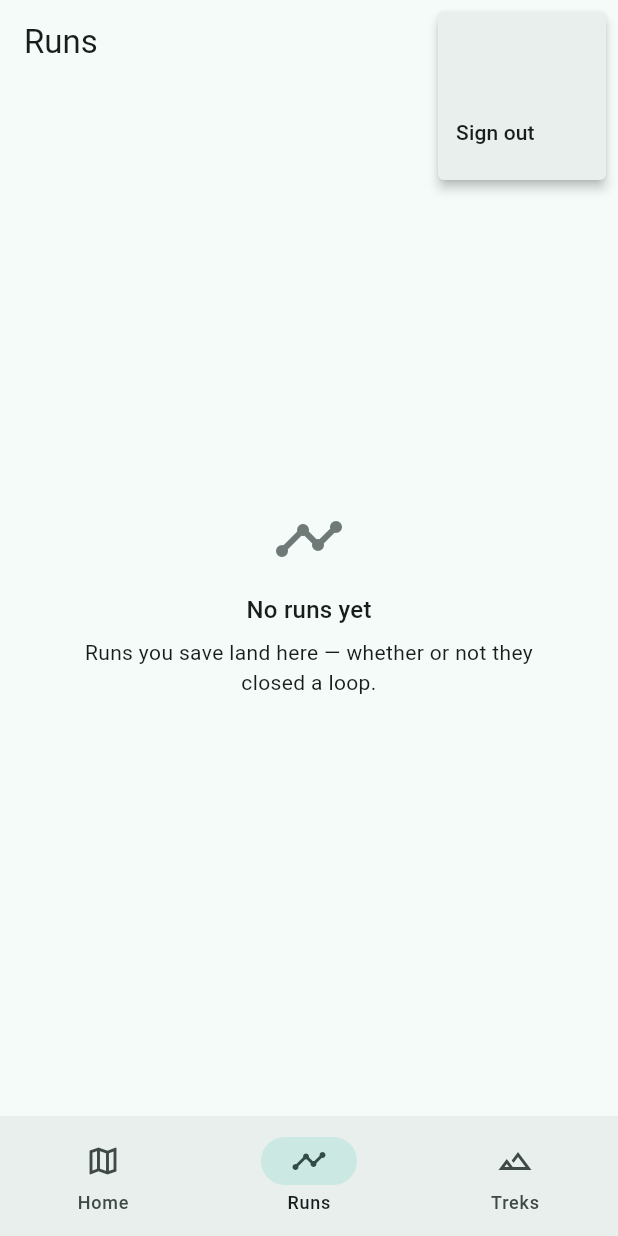
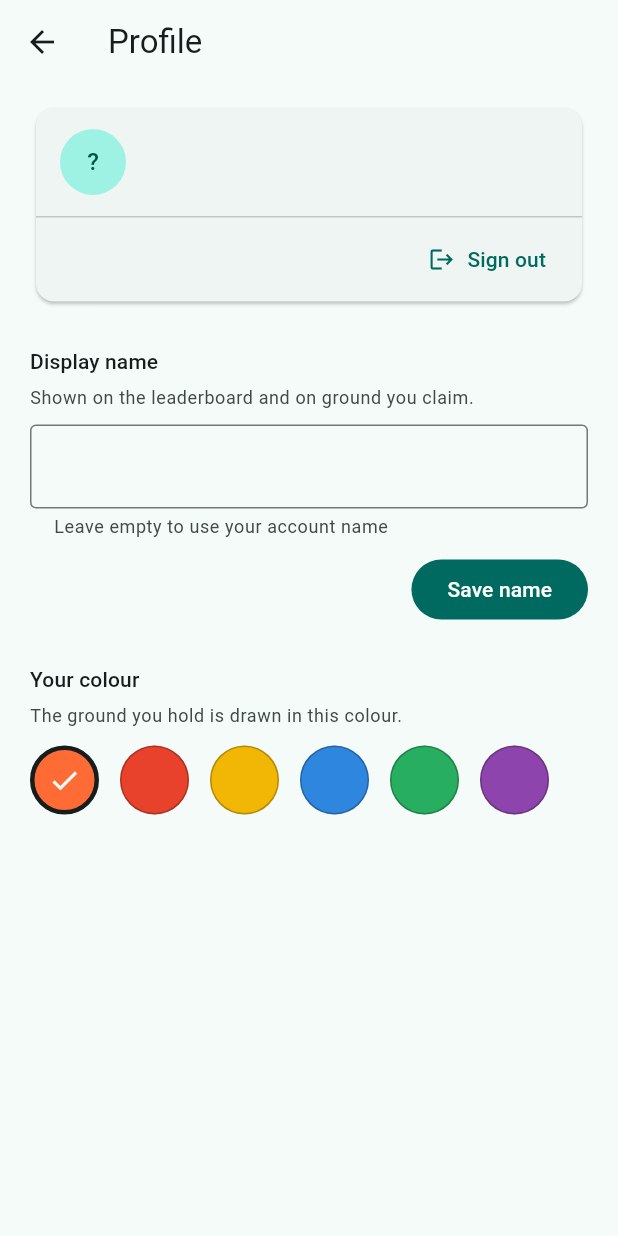
Before and after one commit to Sahil-Lakhani/MobSys-TrailTrek, a Flutter app: the RunsScreen screen opened by its route, after a tap on an icon or button, on a phone screen of 412 x 824 dp. Run offline on Flutter 3.47's test engine with Material 3 defaults, Android fonts, the phone set to English and light mode, and no system bars; our stand-ins replace clock, cloud_firestore, dio, drift, drift_flutter, firebase_auth and 11 more; missing offline and left inert: clipper2; accounts and stored records are empty; generated files the repository leaves out were written again.

Commit message:
feat(ui): add a profile screen and put sign out where people look
Sign out previously lived in a popup menu behind the avatar on the Runs
tab, which is not where anyone goes looking for it. The avatar now
opens a profile screen instead, and sign out is a labelled control on
the account card.

The screen also surfaces two settings that were fully implemented and
persisted but had no interface at all: the display name and the colour
your claimed ground is drawn in.

Reached from the account control rather than a fourth tab. The map is
the centre of this app, and pushing it further along the bar to make
room for settings would be the wrong trade.

Name precedence changed to make the field meaningful: a name you chose
yourself now wins over the Google profile name, which previously always
won. Without that, typing a name while signed in would have done
nothing visible. Clearing the field hands the display back to the
account name, and the helper text says so.

Nothing about accounts is offered on a build where Firebase never
started, matching the rule the rest of the app follows: a control that
cannot work is worse than no control.

The units preference is still unwired and deliberately not shown — a
toggle that changes nothing would be worse than its absence.

```diff
--- a/lib/data/player_identity.dart
+++ b/lib/data/player_identity.dart
@@ -64,8 +64,17 @@ class PlayerIdentity {
 
   bool get isSignedIn => _uid != null;
 
-  /// The Google profile name when there is one; a Google account is not obliged to have it.
-  String get name => _displayName ?? _name;
+  /// A name you chose yourself wins, then the Google profile name, then the fallback.
+  ///
+  /// This order matters: with Google first, the name field on the profile screen would appear
+  /// to do nothing while signed in. A Google account is also not obliged to carry a name at
+  /// all, which is why the fallback stays.
+  String get name => _hasChosenName ? _name : (_displayName ?? _name);
+
+  bool get _hasChosenName => _name.isNotEmpty && _name != defaultName;
+
+  /// True when the displayed name comes from Google rather than from a choice made here.
+  bool get usesAccountName => !_hasChosenName && _displayName != null;
 
   String? get photoUrl => _photoUrl;
 
@@ -87,6 +96,7 @@ class PlayerIdentity {
   }
   bool get unitsMetric => _prefs.getBool(_keyMetric) ?? true;
 
+  /// Clearing it hands the display back to the Google name, or the fallback when signed out.
   Future<void> setName(String value) async {
     final trimmed = value.trim();
     _name = trimmed.isEmpty ? defaultName : trimmed;
--- a/lib/ui/app.dart
+++ b/lib/ui/app.dart
@@ -1,6 +1,7 @@
 import 'package:flutter/material.dart';
 import 'package:go_router/go_router.dart';
 
+import 'auth/profile_screen.dart';
 import 'auth/sign_in_screen.dart';
 import 'home/home_screen.dart';
 import 'runs/runs_screen.dart';
@@ -47,6 +48,12 @@ final GoRouter appRouter = GoRouter(
       path: '/signin',
       builder: (context, state) => const SignInScreen(),
     ),
+    // Likewise the profile. The map is the centre of this app, and pushing it along the tab
+    // bar to make room for settings would be the wrong trade.
+    GoRoute(
+      path: '/profile',
+      builder: (context, state) => const ProfileScreen(),
+    ),
   ],
 );
 
--- a/lib/ui/auth/account_action.dart
+++ b/lib/ui/auth/account_action.dart
@@ -4,11 +4,11 @@ import 'package:go_router/go_router.dart';
 
 import '../../data/providers.dart';
 
-/// The account control for an app bar: sign in, or show who is signed in.
+/// The account control for an app bar: the way through to your profile.
 ///
 /// Renders nothing at all when Firebase did not start. ClaimTrek plays perfectly well with no
-/// account — offering a sign-in button that cannot work would be worse than staying quiet,
-/// which is the same rule the run counter follows for a sensor the device lacks.
+/// account — offering a control that cannot work would be worse than staying quiet, which is
+/// the same rule the run counter follows for a sensor the device lacks.
 class AccountAction extends ConsumerWidget {
   const AccountAction({super.key});
 
@@ -23,19 +23,24 @@ class AccountAction extends ConsumerWidget {
       loading: () => const SizedBox.shrink(),
       error: (_, _) => const SizedBox.shrink(),
       data: (user) {
+        // One destination either way. Sign-out used to live in a popup here, which is not
+        // where anyone looks for it; the profile screen is.
+        void open() => context.push('/profile');
+
         if (user == null) {
           return IconButton(
-            tooltip: 'Sign in',
+            tooltip: 'Profile',
             icon: const Icon(Icons.account_circle_outlined),
-            onPressed: () => context.push('/signin'),
+            onPressed: open,
           );
         }
 
         final label = (user.displayName ?? user.email ?? '?').trim();
         final initial = label.isEmpty ? '?' : label[0].toUpperCase();
 
-        return PopupMenuButton<String>(
+        return IconButton(
           tooltip: label,
+          onPressed: open,
           icon: CircleAvatar(
             radius: 14,
             foregroundImage: user.photoURL == null
@@ -43,21 +48,6 @@ class AccountAction extends ConsumerWidget {
                 : NetworkImage(user.photoURL!),
             child: Text(initial, style: const TextStyle(fontSize: 13)),
           ),
-          onSelected: (value) async {
-            if (value == 'signout') {
-              await ref.read(authServiceProvider).signOut();
-            }
-          },
-          itemBuilder: (context) => [
-            PopupMenuItem<String>(
-              enabled: false,
-              child: Text(label, style: Theme.of(context).textTheme.bodySmall),
-            ),
-            const PopupMenuItem<String>(
-              value: 'signout',
-              child: Text('Sign out'),
-            ),
-          ],
         );
       },
     );
--- /dev/null
+++ b/lib/ui/auth/profile_screen.dart
@@ -0,0 +1,295 @@
+import 'package:flutter/material.dart';
+import 'package:flutter_riverpod/flutter_riverpod.dart';
+import 'package:go_router/go_router.dart';
+
+import '../../data/player_identity.dart';
+import '../../data/providers.dart';
+import '../tracking/tracking_map.dart' show parseHex;
+
+/// The colours a player can fly.
+///
+/// A fixed set rather than a full picker: these are drawn over a map, so they have to stay
+/// legible against it and distinct from the seeded rivals.
+const List<String> playerColours = [
+  '#FF6B35',
+  '#E8412C',
+  '#F2B705',
+  '#2E86DE',
+  '#27AE60',
+  '#8E44AD',
+];
+
+/// Who you are, and the two things about that you can change.
+///
+/// Reached from the account control rather than a fourth tab: the map is the centre of this
+/// app, and pushing it further along the bar to make room for settings would be the wrong
+/// trade.
+class ProfileScreen extends ConsumerStatefulWidget {
+  const ProfileScreen({super.key});
+
+  @override
+  ConsumerState<ProfileScreen> createState() => _ProfileScreenState();
+}
+
+class _ProfileScreenState extends ConsumerState<ProfileScreen> {
+  final TextEditingController _name = TextEditingController();
+  bool _loaded = false;
+  bool _busy = false;
+
+  @override
+  void dispose() {
+    _name.dispose();
+    super.dispose();
+  }
+
+  /// Fills the field once. Rebinding it on every build would fight the keyboard.
+  void _fillOnce(PlayerIdentity player) {
+    if (_loaded) return;
+    _loaded = true;
+    _name.text = player.usesAccountName ? '' : player.name;
+  }
+
+  Future<void> _apply(Future<void> Function() change) async {
+    setState(() => _busy = true);
+    await change();
+    // The name and colour are stamped onto every claim and every leaderboard row, so the
+    // repository built from this identity has to be rebuilt before either is drawn again.
+    ref.invalidate(playerIdentityProvider);
+    if (mounted) setState(() => _busy = false);
+  }
+
+  @override
+  Widget build(BuildContext context) {
+    final theme = Theme.of(context);
+    final identity = ref.watch(playerIdentityProvider);
+    final firebaseReady = ref.watch(firebaseReadyProvider);
+
+    return Scaffold(
+      appBar: AppBar(title: const Text('Profile')),
+      body: identity.when(
+        loading: () => const Center(child: CircularProgressIndicator()),
+        error: (error, _) => Center(
+          child: Padding(
+            padding: const EdgeInsets.all(24),
+            child: Text('Could not load your profile: $error'),
+          ),
+        ),
+        data: (player) {
+          _fillOnce(player);
+          return ListView(
+            padding: const EdgeInsets.fromLTRB(20, 12, 20, 32),
+            children: [
+              _AccountCard(player: player, firebaseReady: firebaseReady),
+              const SizedBox(height: 26),
+
+              Text('Display name', style: theme.textTheme.titleSmall),
+              const SizedBox(height: 6),
+              Text(
+                player.usesAccountName
+                    ? 'Currently using your Google name. Type something here to override it.'
+                    : 'Shown on the leaderboard and on ground you claim.',
+                style: theme.textTheme.bodySmall?.copyWith(
+                  color: theme.colorScheme.onSurfaceVariant,
+                ),
+              ),
+              const SizedBox(height: 10),
+              TextField(
+                controller: _name,
+                enabled: !_busy,
+                textInputAction: TextInputAction.done,
+                decoration: InputDecoration(
+                  border: const OutlineInputBorder(),
+                  hintText: player.usesAccountName ? player.name : null,
+                  // Clearing it is a real choice, not an accident: it hands the display back
+                  // to the Google name.
+                  helperText: 'Leave empty to use your account name',
+                ),
+                onSubmitted: (value) => _apply(() => player.setName(value)),
+              ),
+              const SizedBox(height: 10),
+              Align(
+                alignment: Alignment.centerRight,
+                child: FilledButton(
+                  onPressed: _busy
+                      ? null
+                      : () async {
+                          await _apply(() => player.setName(_name.text));
+                          if (!context.mounted) return;
+                          ScaffoldMessenger.of(context).showSnackBar(
+                            const SnackBar(content: Text('Name saved')),
+                          );
+                        },
+                  child: const Text('Save name'),
+                ),
+              ),
+
+              const SizedBox(height: 26),
+              Text('Your colour', style: theme.textTheme.titleSmall),
+              const SizedBox(height: 6),
+              Text(
+                'The ground you hold is drawn in this colour.',
+                style: theme.textTheme.bodySmall?.copyWith(
+                  color: theme.colorScheme.onSurfaceVariant,
+                ),
+              ),
+              const SizedBox(height: 12),
+              Wrap(
+                spacing: 14,
+                runSpacing: 14,
+                children: [
+                  for (final hex in playerColours)
+                    _ColourDot(
+                      hex: hex,
+                      selected: hex.toUpperCase() == player.colorHex.toUpperCase(),
+                      onTap: _busy
+                          ? null
+                          : () => _apply(() => player.setColorHex(hex)),
+                    ),
+                ],
+              ),
+            ],
+          );
+        },
+      ),
+    );
+  }
+}
+
+/// Who you are signed in as, or an invitation to be someone.
+class _AccountCard extends ConsumerWidget {
+  const _AccountCard({required this.player, required this.firebaseReady});
+
+  final PlayerIdentity player;
+  final bool firebaseReady;
+
+  @override
+  Widget build(BuildContext context, WidgetRef ref) {
+    final theme = Theme.of(context);
+
+    // Nothing about accounts is offered on a build where Firebase never started; the game is
+    // fully playable without one, and an control that cannot work is worse than none.
+    if (!firebaseReady) {
+      return Card(
+        child: ListTile(
+          leading: const Icon(Icons.cloud_off_outlined),
+          title: const Text('Playing offline'),
+          subtitle: const Text(
+            'Your runs and territory are stored on this device.',
+          ),
+        ),
+      );
+    }
+
+    final user = ref.watch(authStateProvider).value;
+
+    if (user == null) {
+      return Card(
+        child: Padding(
+          padding: const EdgeInsets.fromLTRB(16, 16, 16, 12),
+          child: Column(
+            crossAxisAlignment: CrossAxisAlignment.start,
+            children: [
+              Text('Not signed in', style: theme.textTheme.titleMedium),
+              const SizedBox(height: 6),
+              Text(
+                'Sign in to carry your ground between devices and appear on the '
+                'leaderboard alongside other players.',
+                style: theme.textTheme.bodyMedium,
+              ),
+              const SizedBox(height: 10),
+              Align(
+                alignment: Alignment.centerRight,
+                child: FilledButton.icon(
+                  onPressed: () => context.push('/signin'),
+                  icon: const Icon(Icons.login),
+                  label: const Text('Sign in'),
+                ),
+              ),
+            ],
+          ),
+        ),
+      );
+    }
+
+    final label = (user.displayName ?? user.email ?? 'Signed in').trim();
+
+    return Card(
+      child: Column(
+        children: [
+          ListTile(
+            leading: CircleAvatar(
+              radius: 22,
+              foregroundImage: user.photoURL == null
+                  ? null
+                  : NetworkImage(user.photoURL!),
+              child: Text(label.isEmpty ? '?' : label[0].toUpperCase()),
+            ),
+            title: Text(label),
+            subtitle: user.email == null ? null : Text(user.email!),
+          ),
+          const Divider(height: 1),
+          Align(
+            alignment: Alignment.centerRight,
+            child: Padding(
+              padding: const EdgeInsets.fromLTRB(8, 4, 8, 4),
+              child: TextButton.icon(
+                onPressed: () async {
+                  await ref.read(authServiceProvider).signOut();
+                  if (!context.mounted) return;
+                  ScaffoldMessenger.of(context).showSnackBar(
+                    const SnackBar(content: Text('Signed out')),
+                  );
+                },
+                icon: const Icon(Icons.logout),
+                label: const Text('Sign out'),
+              ),
+            ),
+          ),
+        ],
+      ),
+    );
+  }
+}
+
+class _ColourDot extends StatelessWidget {
+  const _ColourDot({
+    required this.hex,
+    required this.selected,
+    required this.onTap,
+  });
+
+  final String hex;
+  final bool selected;
+  final VoidCallback? onTap;
+
+  @override
+  Widget build(BuildContext context) {
+    final theme = Theme.of(context);
+    final colour = parseHex(hex, theme.colorScheme.primary);
+
+    return Semantics(
+      selected: selected,
+      button: true,
+      label: 'Colour $hex',
+      child: InkWell(
+        onTap: onTap,
+        customBorder: const CircleBorder(),
+        child: Container(
+          width: 46,
+          height: 46,
+          decoration: BoxDecoration(
+            color: colour,
+            shape: BoxShape.circle,
+            border: Border.all(
+              color: selected ? theme.colorScheme.onSurface : Colors.black26,
+              width: selected ? 3 : 1,
+            ),
+          ),
+          child: selected
+              ? const Icon(Icons.check, color: Colors.white, size: 22)
+              : null,
+        ),
+      ),
+    );
+  }
+}
```
Also changed, not shown: 2 other files.
